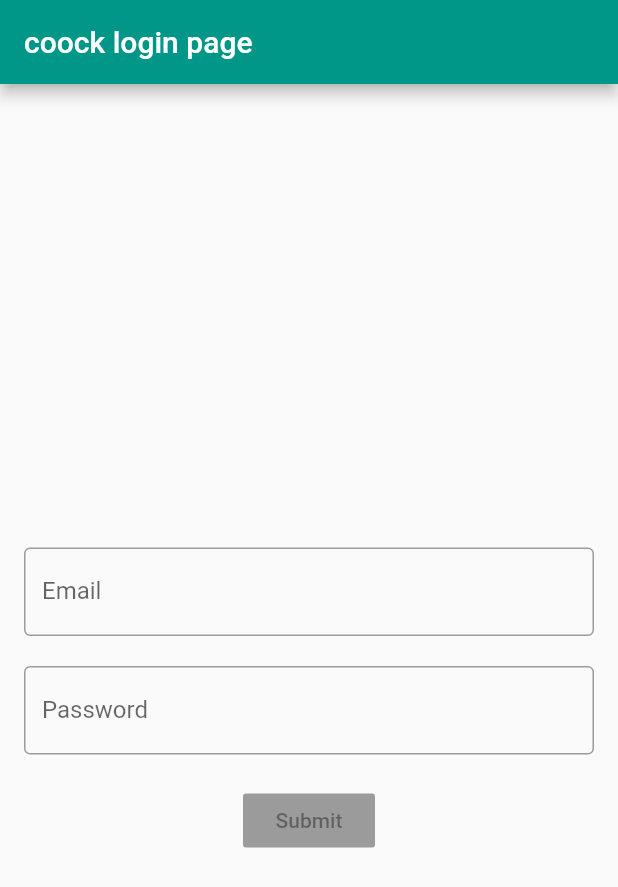
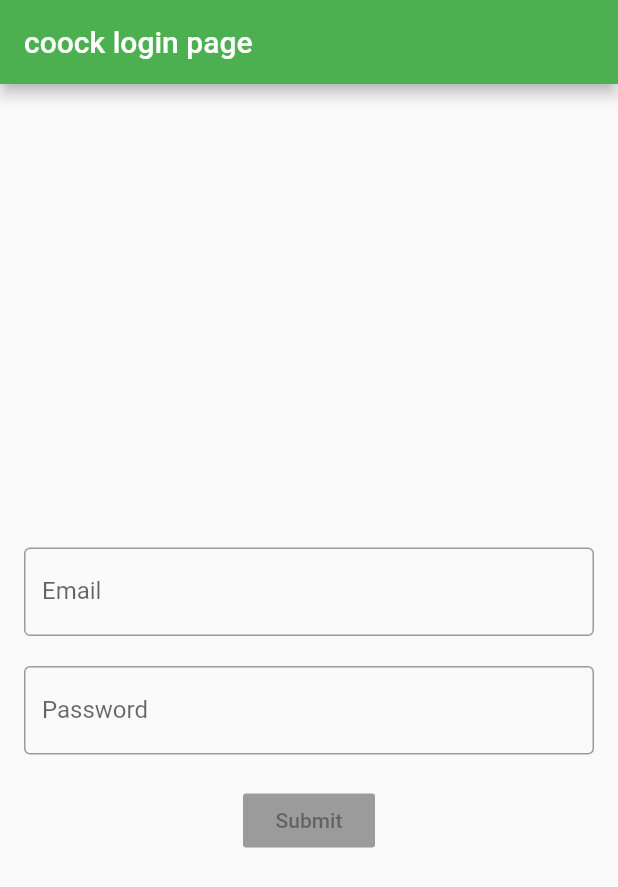
Before and after one commit to pradeepkumawat93/Find_my_cook_app, a Flutter app: the screen it shows after launch, on a phone screen of 412 x 824 dp. Shown: the top 887 px of the screen. Run offline on Flutter 3.47's test engine with Material 2 defaults, Android fonts, the phone set to English and light mode, and no system bars; our stand-ins replace rxdart.

Commit message:
First commit

```diff
--- a/lib/Login/login.dart
+++ b/lib/Login/login.dart
@@ -1,10 +1,9 @@
+import 'package:find_my_cook_app/loader/loader.dart';
 import 'package:flutter/material.dart';
 import 'package:find_my_cook_app/Login/bloc.dart';
 import 'package:find_my_cook_app/Cook/main_page.dart';
 
-
 class Login extends StatelessWidget {
-
   String title;
 
   Login(this.title);
@@ -14,7 +13,7 @@ class Login extends StatelessWidget {
     return MaterialApp(
       home: _Login_home_page(title),
       theme: ThemeData(
-        primarySwatch: Colors.teal,
+        primarySwatch: Colors.green,
       ),
       debugShowCheckedModeBanner: false,
     );
@@ -28,9 +27,9 @@ class _Login_home_page extends StatelessWidget {
         .push(MaterialPageRoute(builder: (context) => Main_page()));
   }
 
-  final String Initial_title;
+  final String title;
 
-  _Login_home_page(this.Initial_title);
+  _Login_home_page(this.title);
 
   @override
   Widget build(BuildContext context) {
@@ -38,7 +37,7 @@ class _Login_home_page extends StatelessWidget {
 
     return Scaffold(
       appBar: AppBar(
-        title: Text(Initial_title + " login page"),
+        title: Text(title + " login page"),
       ),
       body: SingleChildScrollView(
         child: Container(
```
Also changed, not shown: 1 other file.
